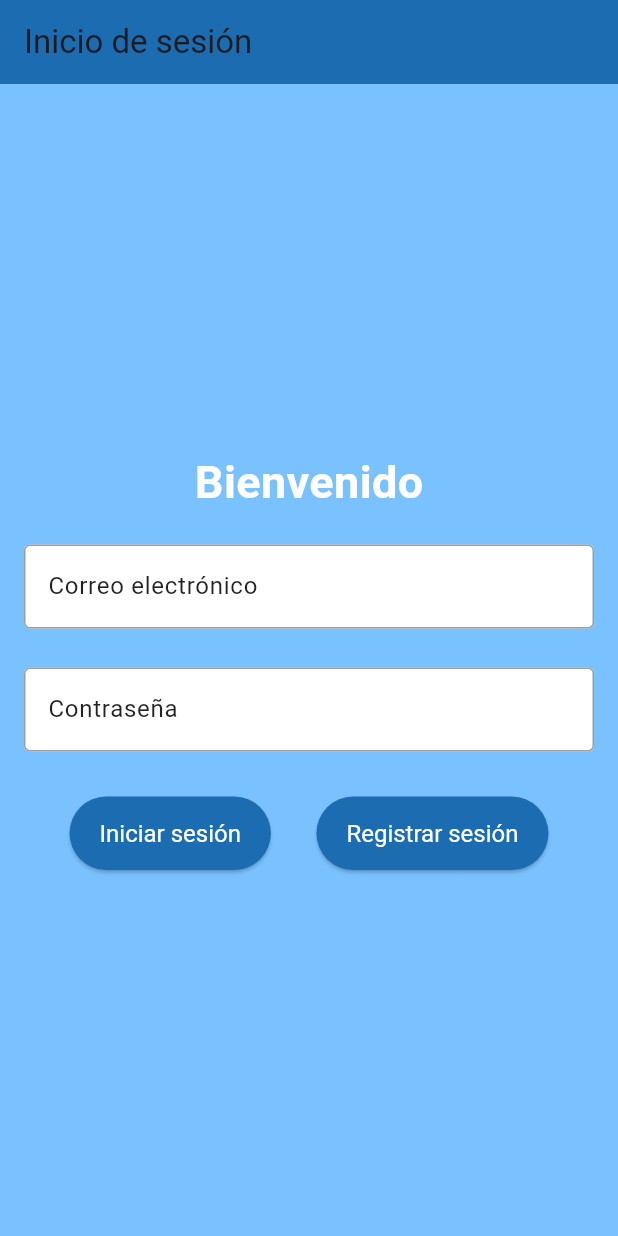
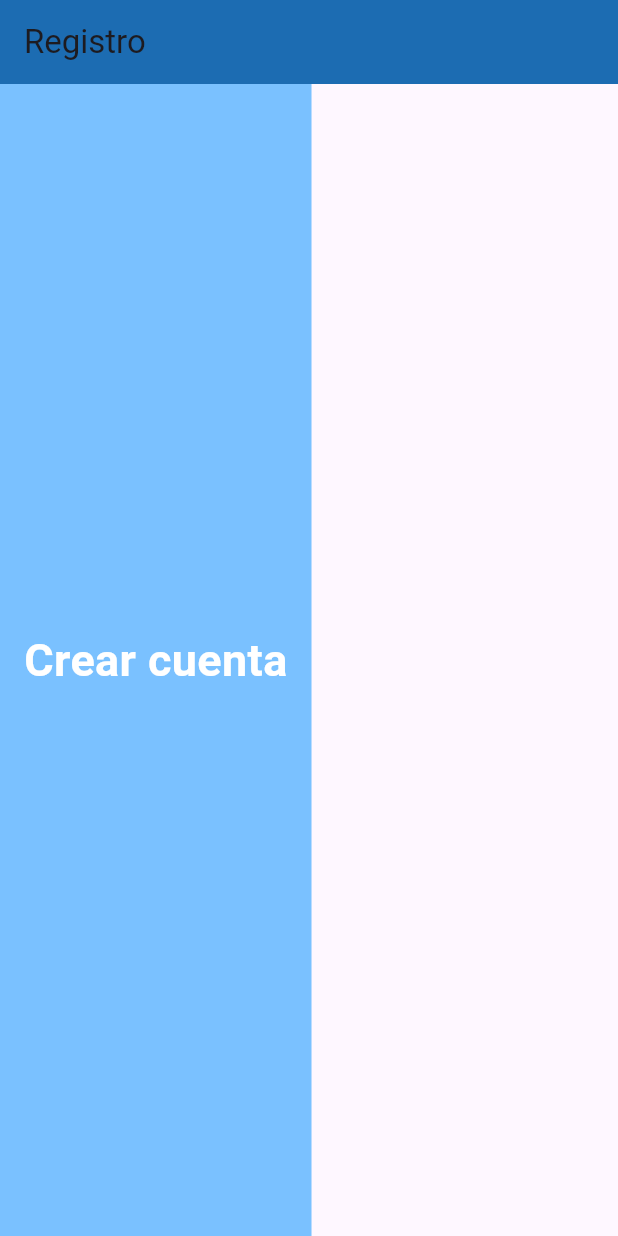
Before and after one commit to Jotaoesee/actividad3_app, a Flutter app: the screen it shows after launch, on a phone screen of 412 x 824 dp. Run offline on Flutter 3.47's test engine with Material 3 defaults, Android fonts, the phone set to English and light mode, and no system bars.

Commit message:
creo pantalla para el registro y le empiezo a dar foorma visual

```diff
--- a/lib/Apps/MyApp.dart
+++ b/lib/Apps/MyApp.dart
@@ -1,4 +1,4 @@
-import 'package:actividad3_app/pantallas/inicio_sesion.dart';
+import 'package:actividad3_app/pantallas/inicio.dart';
 import 'package:flutter/material.dart';
 
 class MyApp extends StatelessWidget {
@@ -6,7 +6,7 @@ class MyApp extends StatelessWidget {
 
   @override
   Widget build(BuildContext context) {
-    InicioSesion inicioSesion = const InicioSesion();
+    Inicio inicioSesion = const Inicio();
     MaterialApp app =  const MaterialApp(title: "Mi primera App",);
     return app;
   }
--- a/lib/main.dart
+++ b/lib/main.dart
@@ -1,5 +1,6 @@
+import 'package:actividad3_app/pantallas/registro.dart';
 import 'package:flutter/material.dart';
-import 'package:actividad3_app/pantallas/inicio_sesion.dart';  // Asegúrate de importar la pantalla correcta.
+import 'package:actividad3_app/pantallas/inicio.dart';  // Asegúrate de importar la pantalla correcta.
 
 void main() {
   runApp(const MyApp());
@@ -16,7 +17,7 @@ class MyApp extends StatelessWidget {
         colorScheme: ColorScheme.fromSeed(seedColor: Colors.deepPurple),
         useMaterial3: true,
       ),
-      home: const InicioSesion(),
+      home: const Registro(),
     );
   }
 }
--- a/lib/pantallas/inicio_sesion.dart
+++ b/lib/pantallas/inicio.dart
@@ -1,7 +1,7 @@
 import 'package:flutter/material.dart';
 
-class InicioSesion extends StatelessWidget {
-  const InicioSesion({super.key});
+class Inicio extends StatelessWidget {
+  const Inicio({super.key});
 
   @override
   Widget build(BuildContext context) {
--- /dev/null
+++ b/lib/pantallas/registro.dart
@@ -0,0 +1,35 @@
+import 'package:flutter/material.dart';
+
+class Registro extends StatelessWidget {
+  const Registro({super.key});
+
+  @override
+  Widget build(BuildContext context) {
+    return Scaffold(
+      appBar: AppBar(
+        title: const Text("Registro"),
+        backgroundColor: const Color.fromARGB(255, 28, 108, 178),
+      ),
+      body: Container(
+        color: const Color.fromARGB(255, 122, 193, 255),
+        child: Padding(
+          padding: const EdgeInsets.all(16),
+          child: Column(
+          mainAxisAlignment: MainAxisAlignment.center,
+            children: [
+              const Text(
+                "Crear cuenta",
+                style: TextStyle(
+                  fontSize: 30,
+                  fontWeight: FontWeight.bold,
+                  color: Colors.white,
+                ),
+              )
+            ],
+
+          ),
+        )
+      ),
+    );
+  }
+}
```
